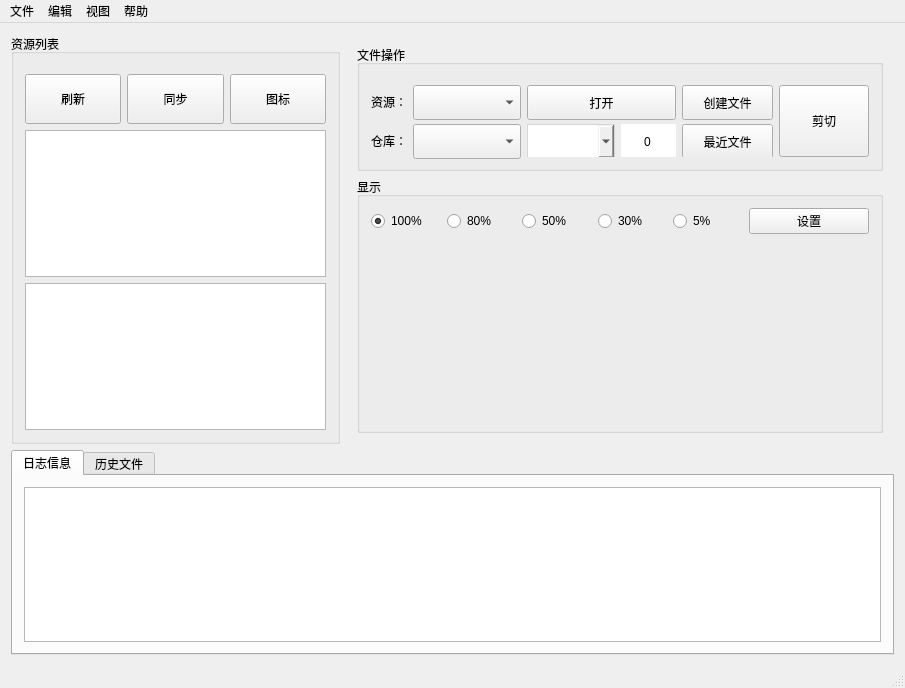
This is mainwindow.ui in WeiMuYang/markdown-assistant as Qt 5 draws it before an edit. The edited form follows.
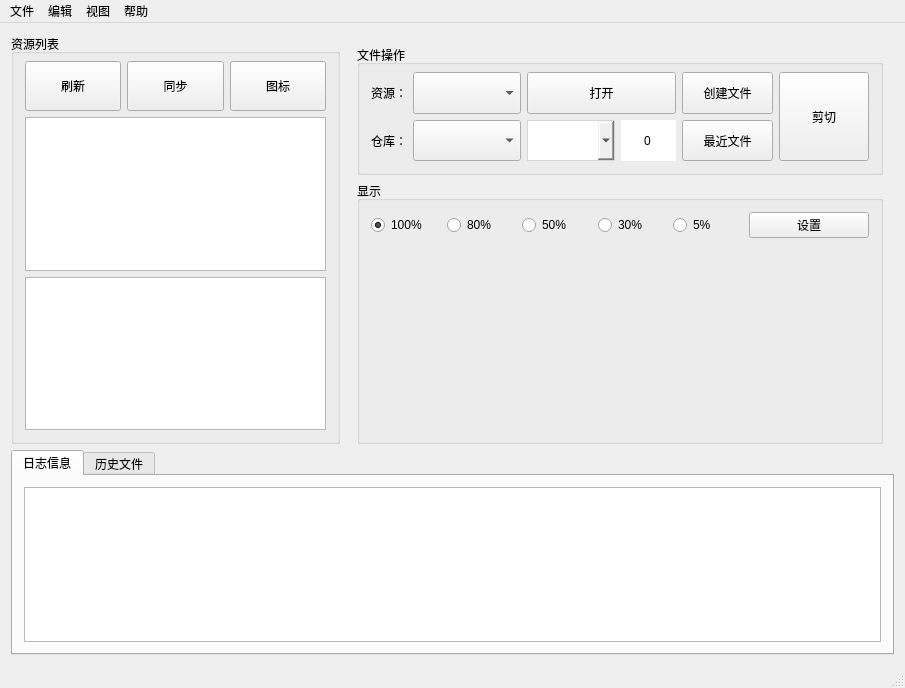
This is the edited form.

```diff
--- a/mainwindow.ui
+++ b/mainwindow.ui
@@ -52,9 +52,9 @@
         <property name="title">
          <string>资源列表</string>
         </property>
-        <layout class="QVBoxLayout" name="listLayout" stretch="2,5,5">
+        <layout class="QVBoxLayout" name="listLayout" stretch="2,6,6">
          <property name="topMargin">
-          <number>20</number>
+          <number>7</number>
          </property>
          <item>
           <widget class="QWidget" name="listPbnWgt" native="true">
@@ -103,7 +103,7 @@
               <property name="minimumSize">
                <size>
                 <width>0</width>
-                <height>40</height>
+                <height>35</height>
                </size>
               </property>
               <property name="maximumSize">
@@ -128,7 +128,7 @@
               <property name="minimumSize">
                <size>
                 <width>0</width>
-                <height>40</height>
+                <height>35</height>
                </size>
               </property>
               <property name="maximumSize">
@@ -153,7 +153,7 @@
               <property name="minimumSize">
                <size>
                 <width>0</width>
-                <height>40</height>
+                <height>35</height>
                </size>
               </property>
               <property name="maximumSize">
@@ -208,6 +208,9 @@
          </sizepolicy>
         </property>
         <layout class="QVBoxLayout" name="verticalLayout" stretch="1,3">
+         <property name="bottomMargin">
+          <number>0</number>
+         </property>
          <item>
           <widget class="QGroupBox" name="pathWgt">
            <property name="sizePolicy">
@@ -219,7 +222,7 @@
            <property name="minimumSize">
             <size>
              <width>0</width>
-             <height>126</height>
+             <height>130</height>
             </size>
            </property>
            <property name="maximumSize">
@@ -233,7 +236,7 @@
            </property>
            <layout class="QHBoxLayout" name="horizontalLayout_4" stretch="4,4,5">
             <property name="topMargin">
-             <number>20</number>
+             <number>7</number>
             </property>
             <item>
              <layout class="QVBoxLayout" name="verticalLayout_3">
@@ -722,7 +725,7 @@
      <x>0</x>
      <y>0</y>
      <width>905</width>
-     <height>24</height>
+     <height>19</height>
     </rect>
    </property>
    <widget class="QMenu" name="menuFile">
```
